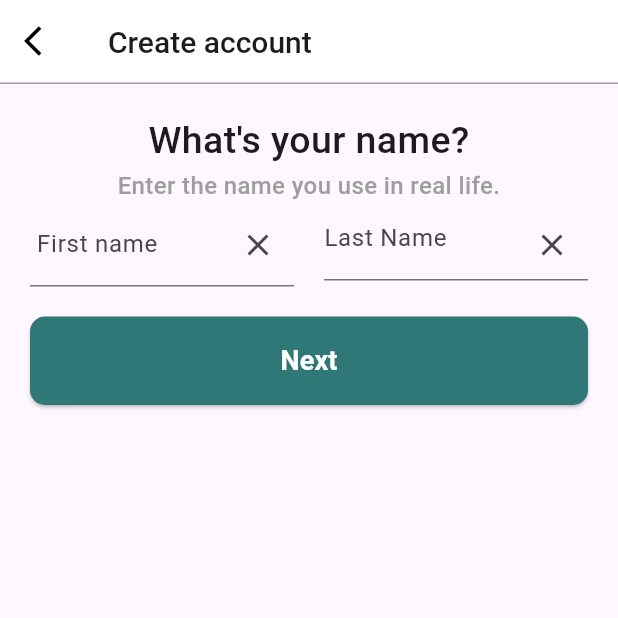
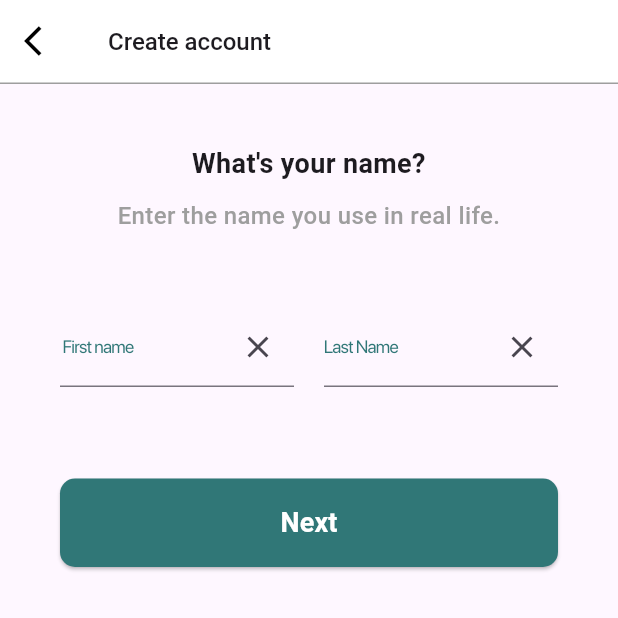
Before and after one commit to Rokeya17/Qp_finance, a Flutter app: the screen it shows after launch, after a tap on "Create New Account", after a tap on "Next", on a phone screen of 412 x 824 dp, the top half of it. Run offline on Flutter 3.47's test engine with Material 3 defaults, Android fonts, the phone set to English and light mode, and no system bars; our stand-ins replace flutter_spinkit, flutter_svg, gap, get; missing offline and left inert: scroll_wheel_date_picker; Roboto replaces fonts that are missing (SF Pro Display, SF Pro Text).

```diff
--- a/lib/presentation/screens/app.dart
+++ b/lib/presentation/screens/app.dart
@@ -9,6 +9,7 @@ class QPFinance extends StatelessWidget {
   Widget build(BuildContext context) {
     return GetMaterialApp(
       home: SplashScreen(),
+      theme: ThemeData(fontFamily: 'SfProDisplay'),
     );
   }
 }
--- a/lib/presentation/screens/auth/signup_screen.dart
+++ b/lib/presentation/screens/auth/signup_screen.dart
@@ -34,25 +34,11 @@ class _SignUpScreenState extends State<SignUpScreen> {
                 mainAxisAlignment: MainAxisAlignment.center,
                 crossAxisAlignment: CrossAxisAlignment.center,
                 children: [
-                  Stack(
-                    children: [
-                      SvgPicture.asset(
-                        ImageAssets.signupSVG,
-                        fit: BoxFit.cover,
-                        width: 278.6,
-                        height: 218,
-                      ),
-                      Positioned(
-                        width: 261.81,
-                        height: 170.93,
-                        top: 159.07,
-                        left: 99.19,
-                        child: SvgPicture.asset(
-                          ImageAssets.signup2SVG,
-                          fit: BoxFit.cover,
-                        ),
-                      ),
-                    ],
+                  SvgPicture.asset(
+                    ImageAssets.signupInfo,
+                    fit: BoxFit.cover,
+                    width: 278.6,
+                    height: 218,
                   ),
                   const SizedBox(height: 16),
                   const Text(
--- a/lib/presentation/screens/create_account.dart
+++ b/lib/presentation/screens/create_account.dart
@@ -4,6 +4,7 @@ import 'package:get/get.dart';
 import 'package:qp_finance/presentation/screens/birthday_screen.dart';
 import 'package:qp_finance/presentation/screens/widgets/appbarwidget.dart';
 import 'package:qp_finance/presentation/utility/button_widget.dart';
+import 'package:qp_finance/presentation/utility/color.dart';
 
 class CreateAccount extends StatefulWidget {
   const CreateAccount({super.key});
@@ -27,19 +28,20 @@ class _CreateAccountState extends State<CreateAccount> {
       ),
       body: SingleChildScrollView(
         child: Padding(
-          padding: const EdgeInsets.all(20.0),
+          padding: const EdgeInsets.all(40.0),
           child: Column(
             crossAxisAlignment: CrossAxisAlignment.stretch,
             children: [
               const Text(
                 "What's your name?",
                 style: TextStyle(
-                  fontWeight: FontWeight.w500,
-                  fontSize: 25,
+                  fontWeight: FontWeight.w600,
+                  fontSize: 18,
                   fontFamily: 'SF Pro Display',
                 ),
                 textAlign: TextAlign.center,
               ),
+              Gap(10),
               const Text(
                 'Enter the name you use in real life.',
                 style: TextStyle(
@@ -50,6 +52,7 @@ class _CreateAccountState extends State<CreateAccount> {
                 ),
                 textAlign: TextAlign.center,
               ),
+              Gap(50),
               Row(
                 children: [
                   Expanded(
@@ -58,6 +61,12 @@ class _CreateAccountState extends State<CreateAccount> {
                       decoration: InputDecoration(
                         border: const UnderlineInputBorder(),
                         labelText: ' First name',
+                        labelStyle: TextStyle(
+                          fontSize: 12,
+                          fontWeight: FontWeight.w400,
+                          color: primaryColor,
+                          letterSpacing: -0.5,
+                        ),
                         suffixIcon: IconButton(
                           icon: const Icon(Icons.clear),
                           onPressed: () {
@@ -72,7 +81,13 @@ class _CreateAccountState extends State<CreateAccount> {
                     child: TextFormField(
                       controller: _lastNameController,
                       decoration: InputDecoration(
-                        hintText: 'Last Name',
+                        labelText: 'Last Name',
+                        labelStyle: TextStyle(
+                          fontSize: 12,
+                          fontWeight: FontWeight.w400,
+                          color: primaryColor,
+                          letterSpacing: -0.5,
+                        ),
                         border: const UnderlineInputBorder(),
                         suffixIcon: IconButton(
                           icon: const Icon(Icons.clear),
@@ -85,7 +100,7 @@ class _CreateAccountState extends State<CreateAccount> {
                   ),
                 ],
               ),
-              const Gap(20),
+              const Gap(61),
               ButtonWidget(
                 buttonText: 'Next',
                 onPressed: () {
--- a/lib/presentation/screens/widgets/appbarwidget.dart
+++ b/lib/presentation/screens/widgets/appbarwidget.dart
@@ -14,18 +14,19 @@ class Appbarwidget extends StatelessWidget implements PreferredSizeWidget {
   Widget build(BuildContext context) {
     return AppBar(
       backgroundColor: Colors.white,
+      leading: IconButton(
+        icon: const Icon(Icons.arrow_back_ios, color: Colors.black),
+        onPressed: onPressed,
+      ),
       title: Text(
         title,
         style: const TextStyle(
           fontWeight: FontWeight.w500,
-          fontSize: 20,
+          fontFamily: 'SF Pro Text',
+          fontSize: 16,
         ),
       ),
       elevation: 0,
-      leading: IconButton(
-        icon: const Icon(Icons.arrow_back_ios, color: Colors.black),
-        onPressed: onPressed,
-      ),
       bottom: PreferredSize(
         preferredSize: const Size.fromHeight(1.0),
         child: Container(
--- a/lib/presentation/utility/button_widget.dart
+++ b/lib/presentation/utility/button_widget.dart
@@ -31,6 +31,7 @@ class ButtonWidget extends StatelessWidget {
             color: Colors.white,
             fontSize: 18,
             fontWeight: FontWeight.bold,
+            fontFamily: 'SF Pro Text',
           ),
         ),
       ),
--- a/lib/presentation/utility/imageasset.dart
+++ b/lib/presentation/utility/imageasset.dart
@@ -2,4 +2,5 @@ class ImageAssets {
   static const String applogoPNG = 'assets/images/logo.png';
   static const String signupSVG = 'assets/images/signup.svg';
   static const String signup2SVG = 'assets/images/signup 2.svg';
+  static const String signupInfo = 'assets/images/signup_info_image.svg';
 }
```
Also changed, not shown: lib/presentation/screens/birthday_screen.dart (+16 -6 lines), lib/presentation/screens/gender_screen.dart (added, +34 -0 lines), pubspec.yaml (+9 -7 lines), assets/fonts/SfProDisplay-Bold.otf (added), assets/fonts/SfProDisplay-Medium.otf (added), assets/fonts/SfProDisplay-Regular.otf (added), assets/images/signup_info_image.svg (added), img_10.png (added), img_11.png (added), img_7.png (added), img_8.png (added), img_9.png (added), 1 other file.
